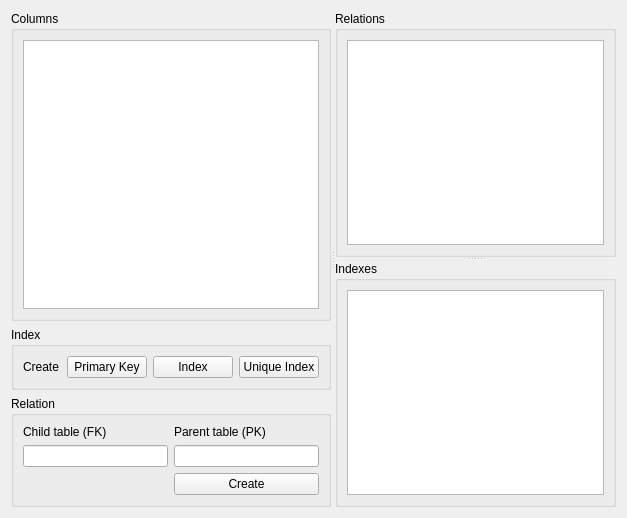
First picture: the form in src/schema2/schema2alterview.ui, repository mugiseyebrows/mugi-query, before the edit.
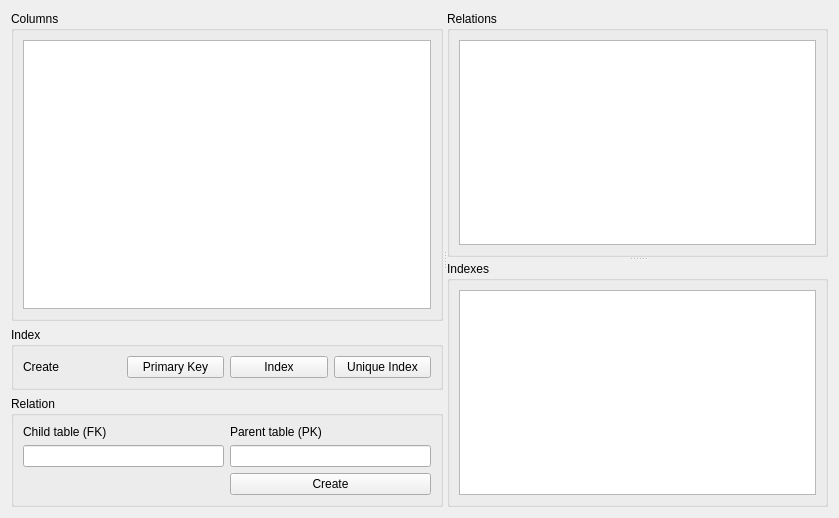
Second picture: the form after the edit.

What changed in the file:
```diff
--- a/src/schema2/schema2alterview.ui
+++ b/src/schema2/schema2alterview.ui
@@ -6,7 +6,7 @@
    <rect>
     <x>0</x>
     <y>0</y>
-    <width>627</width>
+    <width>839</width>
     <height>518</height>
    </rect>
   </property>
```
